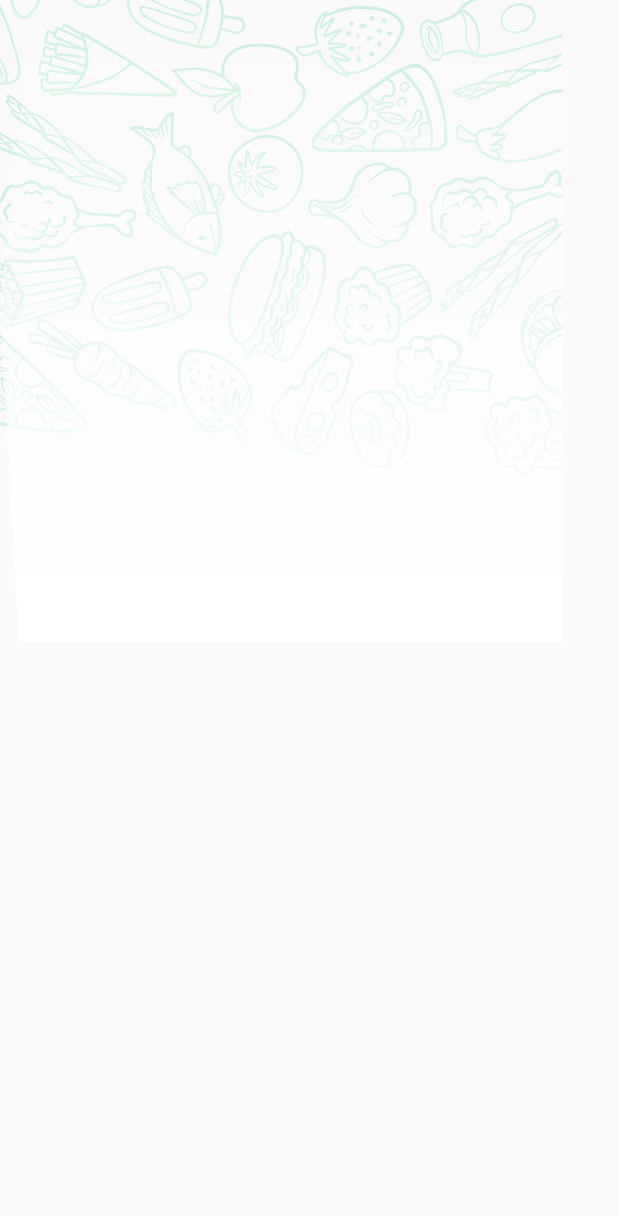
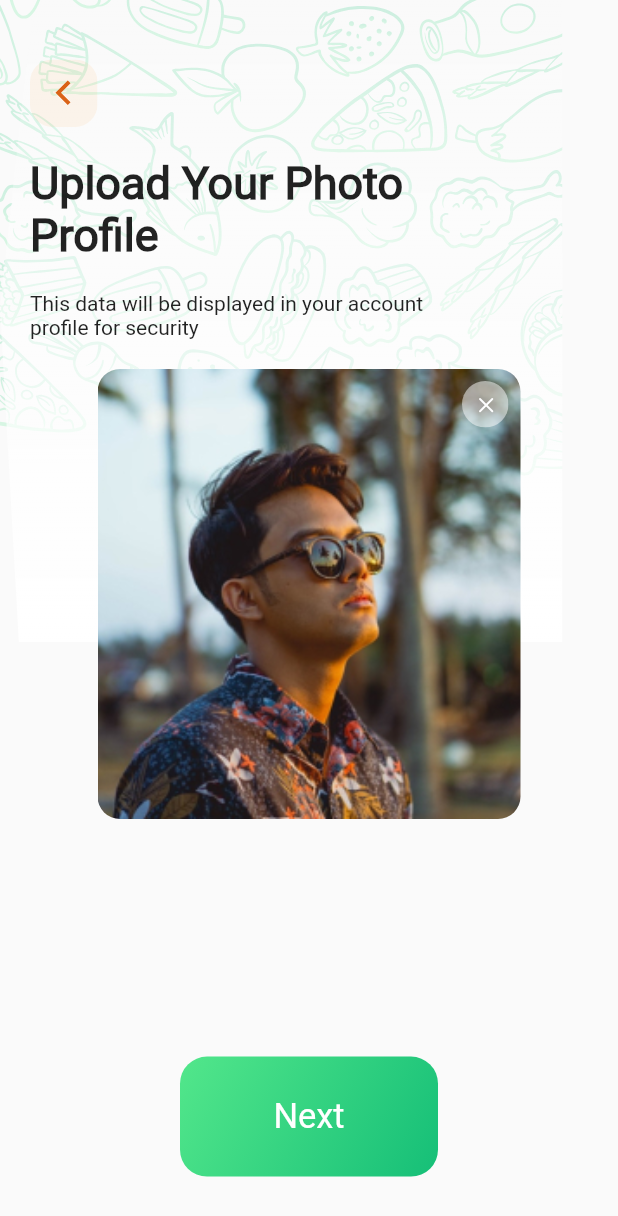
Before and after one commit to MuhanadIbrahim/food_Delivary, a Flutter app: the UploadPreviewBody screen opened directly, on a phone screen of 412 x 824 dp. Shown: the top 1216 px of the screen. Run offline on Flutter 3.47's test engine with Material 2 defaults, Android fonts, the phone set to English and light mode, and no system bars; our stand-ins replace animated_splash_screen, flutter_svg, page_transition.

Commit message:
finish create upload preview screan

```diff
--- a/lib/widgets/uploadpreview_body_content.dart
+++ b/lib/widgets/uploadpreview_body_content.dart
@@ -1,10 +1,73 @@
 import 'package:flutter/material.dart';
+import 'package:flutter_svg/svg.dart';
+
+import 'custom_button.dart';
 
 class UploadPreviewBodyContent extends StatelessWidget {
   const UploadPreviewBodyContent({super.key});
 
   @override
   Widget build(BuildContext context) {
-    return Container();
+    return Padding(
+      padding: const EdgeInsets.symmetric(horizontal: 20.0),
+      child: Column(
+        mainAxisAlignment: MainAxisAlignment.spaceAround,
+        crossAxisAlignment: CrossAxisAlignment.start,
+        children: [
+          const Spacer(
+            flex: 2,
+          ),
+          SvgPicture.asset('assets/images/Icon Back.svg'),
+          const Spacer(
+            flex: 1,
+          ),
+          const Text(
+            'Upload Your Photo\nProfile',
+            style: TextStyle(fontSize: 30, fontWeight: FontWeight.bold),
+          ),
+          const Spacer(
+            flex: 1,
+          ),
+          const Text(
+              'This data will be displayed in your account \nprofile for security'),
+          const Spacer(
+            flex: 1,
+          ),
+          Padding(
+            padding:const  EdgeInsets.symmetric(horizontal: 45.0),
+            child: Container(
+              height: 300,
+              width: 300,
+              decoration: BoxDecoration(
+                borderRadius: BorderRadius.circular(15),
+                image: const DecorationImage(
+                  fit: BoxFit.cover,
+                  image: AssetImage('assets/images/profilepic.jpg'),
+                ),
+              ),
+              child: Align(
+                alignment: Alignment.topRight,
+                child: Padding(
+                  padding: const EdgeInsets.all(8.0),
+                  child: SvgPicture.asset('assets/images/Close Icon.svg'),
+                ),
+              ),
+            ),
+          ),
+          const Spacer(
+            flex: 8,
+          ),
+          GestureDetector(
+            child: const Padding(
+              padding: EdgeInsets.symmetric(horizontal: 100.0),
+              child: CustomButton(title: 'Next'),
+            ),
+          ),
+          const Spacer(
+            flex: 2,
+          )
+        ],
+      ),
+    );
   }
 }
```
Also changed, not shown: assets/images/Close Icon.svg (added), assets/images/profilepic.jpg (added).
